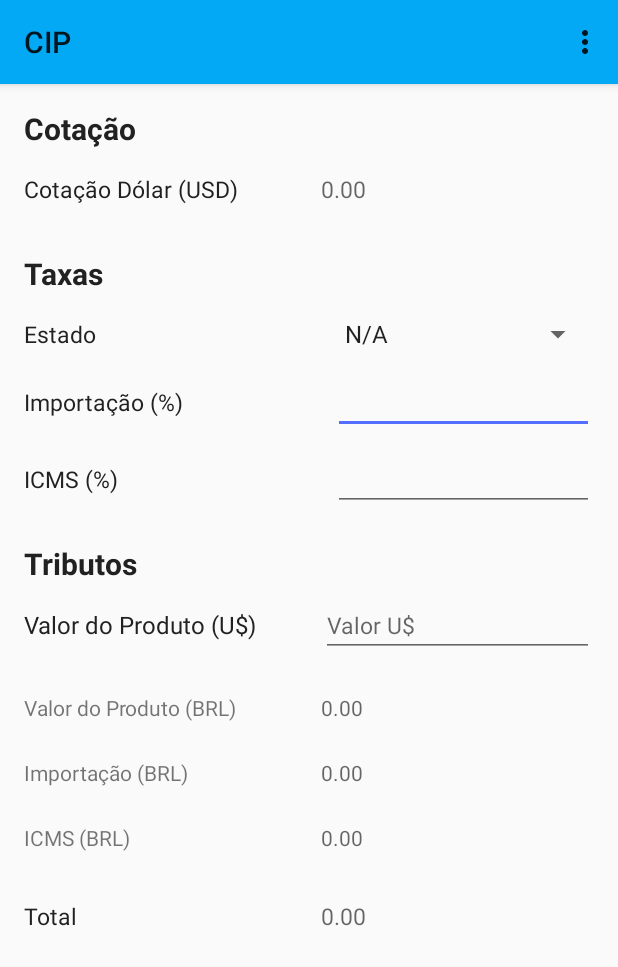
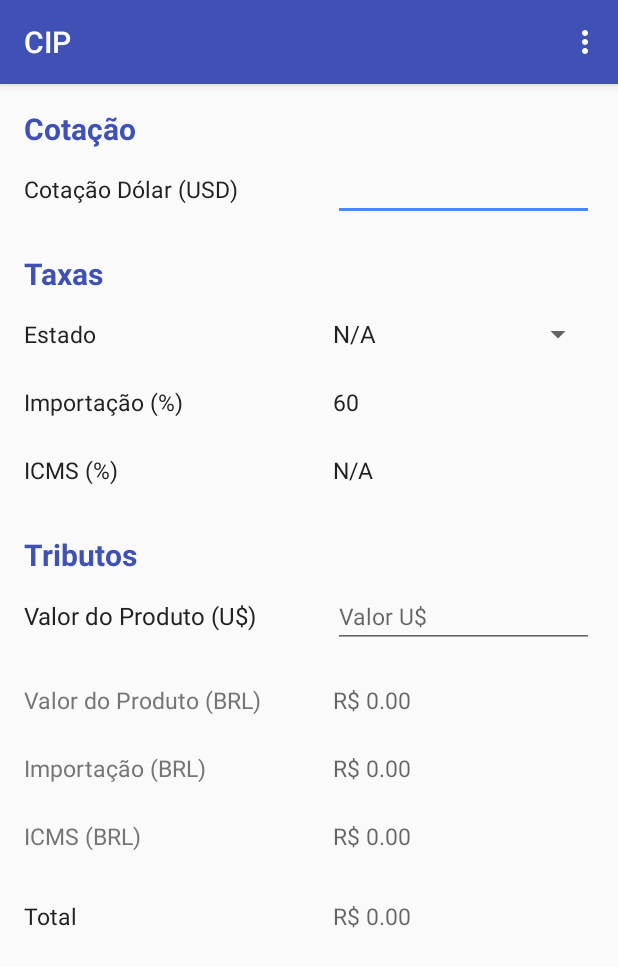
Before and after one commit to Tomahaawk/CIMP, an Android app: the screen it shows after launch (MainActivity), on a phone screen of 412 x 824 dp. Shown: the top 967 px of the screen. Run offline under Robolectric (Android 15) with nearby library versions, the phone set to English and light mode, and no system bars; libraries missing offline, so code that uses them is left out: com.github.rtoshiro.util; 3 statements that could not run were skipped.

Commit message:
Layout 90% pronto

```diff
--- a/app/build.gradle
+++ b/app/build.gradle
@@ -28,5 +28,6 @@ dependencies {
     compile 'com.android.support:appcompat-v7:25.3.1'
     compile 'com.android.support.constraint:constraint-layout:1.0.2'
     compile 'com.android.support:design:25.3.1'
+    compile 'com.github.rtoshiro.mflibrary:mflibrary:1.0.0'
     testCompile 'junit:junit:4.12'
 }
--- a/app/src/main/AndroidManifest.xml
+++ b/app/src/main/AndroidManifest.xml
@@ -11,7 +11,9 @@
         android:roundIcon="@mipmap/ic_launcher_round"
         android:supportsRtl="true"
         android:theme="@style/AppTheme">
-        <activity android:name=".activities.MainActivity">
+        <activity android:name=".activities.MainActivity"
+            android:windowSoftInputMode="stateHidden">
+
             <intent-filter>
                 <action android:name="android.intent.action.MAIN" />
 
--- a/app/src/main/java/com/gohorse/calculadoraimpostoimportacao/activities/MainActivity.java
+++ b/app/src/main/java/com/gohorse/calculadoraimpostoimportacao/activities/MainActivity.java
@@ -1,19 +1,24 @@
 package com.gohorse.calculadoraimpostoimportacao.activities;
 
-import android.graphics.Color;
-import android.support.v7.app.ActionBar;
+import android.content.Context;
 import android.support.v7.app.AppCompatActivity;
 import android.os.Bundle;
 import android.support.v7.widget.Toolbar;
+import android.view.KeyEvent;
 import android.view.Menu;
 import android.view.MenuItem;
+import android.view.MotionEvent;
 import android.view.View;
+import android.view.inputmethod.EditorInfo;
+import android.view.inputmethod.InputMethodManager;
 import android.widget.AdapterView;
 import android.widget.EditText;
 import android.widget.Spinner;
 import android.widget.TextView;
 import android.widget.Toast;
 
+import com.github.rtoshiro.util.format.SimpleMaskFormatter;
+import com.github.rtoshiro.util.format.text.MaskTextWatcher;
 import com.gohorse.calculadoraimpostoimportacao.R;
 import com.gohorse.calculadoraimpostoimportacao.util.JsonRequestHandler;
 import com.gohorse.calculadoraimpostoimportacao.core.Moeda;
@@ -21,27 +26,31 @@ import com.gohorse.calculadoraimpostoimportacao.core.Moeda;
 import org.json.JSONObject;
 
 import java.text.DecimalFormat;
+import java.util.Locale;
 
 public class MainActivity extends AppCompatActivity {
 
     private Toolbar toolbar;
-    private TextView valorCotacao;
     private TextView valorProdutoBrl;
     private TextView valorImportacaoBrl;
     private TextView valorIcmsBrl;
     private TextView valorTotalBrl;
+    private TextView valorIcms;
+    private TextView valorImpostoImportacao;
 
+    private EditText valorCotacao;
     private EditText valorProdutoUsd;
-    private EditText valorIcms;
     private Spinner spinnerEstados;
 
-
-    private JSONObject jsonObject = null;
     private JsonRequestHandler jsonRequestHandler;
 
     private Moeda moeda;
 
-    private static final String URL_STRING = "http://api.promasters.net.br/cotacao/v1/valores";
+    private SimpleMaskFormatter maskFormatter = new SimpleMaskFormatter("N.NN");
+    private MaskTextWatcher maskTextWatcher;
+
+
+    //CRIAR JOBSCHEDULER
 
     @Override
     protected void onCreate(Bundle savedInstanceState) {
@@ -49,13 +58,15 @@ public class MainActivity extends AppCompatActivity {
         setContentView(R.layout.activity_main);
 
         toolbar = (Toolbar) findViewById(R.id.toolbar);
-        valorCotacao = (TextView) findViewById(R.id.valor_cotacao_id);
         valorProdutoBrl = (TextView) findViewById(R.id.tv_valor_prod_brl_id);
         valorImportacaoBrl = (TextView) findViewById(R.id.tv_valor_importacao_id);
         valorIcmsBrl = (TextView) findViewById(R.id.tv_valor_icms_id);
         valorTotalBrl = (TextView) findViewById(R.id.tv_valor_total_id);
+        valorImpostoImportacao = (TextView) findViewById(R.id.tv_imposto_id);
+        valorIcms = (TextView) findViewById(R.id.tv_icms_id);
+
+        valorCotacao = (EditText) findViewById(R.id.et_valor_cotacao_id);
         valorProdutoUsd = (EditText) findViewById(R.id.et_valor_prod_brl_id);
-        valorIcms = (EditText) findViewById(R.id.et_icms_id);
         spinnerEstados = (Spinner) findViewById(R.id.sp_estados_id);
 
         toolbar.setTitle("CIP");
@@ -66,12 +77,9 @@ public class MainActivity extends AppCompatActivity {
             jsonRequestHandler = new JsonRequestHandler();
             moeda = jsonRequestHandler.montarObjeto();
 
-            DecimalFormat numberFormat = new DecimalFormat("#.00");
-            String valorMoeda = numberFormat.format(moeda.getValor());
-            String cotacaoFormatada = "U$" + valorMoeda;
-
-            valorCotacao.setText( cotacaoFormatada );
-
+        } catch (Exception e) {
+            Toast.makeText(getApplicationContext(), "Não foi possível obter o valor da cotação.", Toast.LENGTH_LONG).show();
+        }
 
         spinnerEstados.setOnItemSelectedListener(new AdapterView.OnItemSelectedListener() {
             @Override
@@ -94,14 +102,37 @@ public class MainActivity extends AppCompatActivity {
 
             }
         });
+        spinnerEstados.setOnTouchListener(new View.OnTouchListener() {
+            @Override
+            public boolean onTouch(View v, MotionEvent event) {
+                InputMethodManager imm =(InputMethodManager)getApplicationContext().getSystemService(Context.INPUT_METHOD_SERVICE);
+                imm.hideSoftInputFromWindow(valorCotacao.getWindowToken(), 0);
+                imm.hideSoftInputFromWindow(valorProdutoUsd.getWindowToken(), 0);
+                imm.hideSoftInputFromWindow(valorIcms.getWindowToken(), 0);
+                return false;
+            }
+        });
+
+        maskTextWatcher = new MaskTextWatcher(valorCotacao, maskFormatter);
+        valorCotacao.addTextChangedListener(maskTextWatcher);
+
+        String valorMoeda = String.valueOf( moeda.getValor() );
+        valorCotacao.setText(valorMoeda);
 
 
+        TextView.OnEditorActionListener exampleListener = new TextView.OnEditorActionListener() {
+            @Override
+            public boolean onEditorAction(TextView v, int actionId, KeyEvent event) {
+                if (actionId == EditorInfo.IME_ACTION_DONE || event.getAction() == KeyEvent.ACTION_DOWN || event == null) {
+                    calculaValores();
+                    return false;
+                }
+                return true;
+            }
+        };
+        valorProdutoUsd.setOnEditorActionListener(exampleListener);
 
-        } catch (Exception e) {
-            Toast.makeText(getApplicationContext(), "Não foi possível obter o valor da cotação.", Toast.LENGTH_LONG).show();
-        }
 
-        //CRIAR JOBSCHEDULER
 
     }
 
@@ -126,4 +157,34 @@ public class MainActivity extends AppCompatActivity {
         getMenuInflater().inflate(R.menu.main_menu, menu);
         return super.onCreateOptionsMenu(menu);
     }
+
+    private void calculaValores() {
+
+        double valorCotacaoDolar = Double.parseDouble( valorCotacao.getText().toString() );
+        double icmsEstado = 0;
+
+        if(!valorIcms.getText().toString().equals("N/A")) {
+            icmsEstado = Double.parseDouble(valorIcms.getText().toString()) / 100;
         }
+
+        double produtoUsd = Double.parseDouble( valorProdutoUsd.getText().toString() );
+        double produtoBrl = produtoUsd * valorCotacaoDolar;
+        double importacao = produtoBrl * 0.6;
+        double baseCalculo1 = produtoBrl + importacao;
+        double baseCalculo2 = baseCalculo1 / (1 - icmsEstado);
+        double icms = baseCalculo2 * icmsEstado ;
+        double total = baseCalculo1 + icms;
+
+        String strProdutoBrl = String.format(Locale.US, "R$ %.2f", produtoBrl);
+        String strImportacao = String.format(Locale.US, "R$ %.2f", total);
+        String strIcms = String.format(Locale.US, "R$ %.2f", icms);
+        String strTotal = String.format(Locale.US, "R$ %.2f", total);
+
+        valorProdutoBrl.setText(strProdutoBrl);
+        valorIcmsBrl.setText(strIcms);
+        valorImportacaoBrl.setText(strImportacao);
+        valorTotalBrl.setText(strTotal);
+
+    }
+
+}
--- a/app/src/main/res/layout/activity_main.xml
+++ b/app/src/main/res/layout/activity_main.xml
@@ -14,7 +14,8 @@
         android:layout_height="wrap_content"
         android:background="?attr/colorPrimary"
         android:minHeight="?attr/actionBarSize"
-        android:theme="?attr/actionBarTheme"
+        app:theme="@style/ThemeOverlay.AppCompat.Dark.ActionBar"
+        app:popupTheme="@style/ThemeOverlay.AppCompat.Light"
         android:elevation="4dp"/>
 
     <ScrollView
@@ -25,21 +26,6 @@
         <android.support.constraint.ConstraintLayout
             android:layout_width="match_parent"
             android:layout_height="wrap_content">
-
-            <TextView
-                android:id="@+id/valor_cotacao_id"
-                style="@style/TextViewComum"
-                android:layout_width="0dp"
-                android:layout_height="wrap_content"
-                android:layout_marginEnd="16dp"
-                android:layout_marginLeft="8dp"
-                android:layout_marginRight="16dp"
-                android:layout_marginStart="8dp"
-                android:hint="@string/hint_valor"
-                app:layout_constraintBaseline_toBaselineOf="@+id/textView5"
-                app:layout_constraintHorizontal_bias="0.0"
-                app:layout_constraintLeft_toLeftOf="@+id/guideline"
-                app:layout_constraintRight_toRightOf="parent" />
 
             <TextView
                 android:id="@+id/textView5"
@@ -64,7 +50,7 @@
                 android:orientation="vertical"
                 app:layout_constraintGuide_percent="0.5"
                 tools:layout_editor_absoluteY="81dp"
-                tools:layout_editor_absoluteX="180dp" />
+                tools:layout_editor_absoluteX="206dp" />
 
             <TextView
                 android:id="@+id/textView"
@@ -89,12 +75,13 @@
                 android:layout_width="0dp"
                 android:layout_height="wrap_content"
                 android:layout_marginEnd="16dp"
-                android:layout_marginLeft="8dp"
+                android:layout_marginLeft="16dp"
                 android:layout_marginRight="16dp"
-                android:layout_marginStart="8dp"
+                android:layout_marginStart="16dp"
                 android:ems="10"
                 android:hint="Valor U$"
-                android:inputType="number"
+                android:inputType="numberDecimal"
+                android:maxLength="14"
                 app:layout_constraintBaseline_toBaselineOf="@+id/textView"
                 app:layout_constraintHorizontal_bias="0.0"
                 app:layout_constraintLeft_toLeftOf="@+id/guideline"
@@ -122,7 +109,6 @@
                 android:layout_width="wrap_content"
                 android:layout_height="wrap_content"
                 android:layout_marginLeft="16dp"
-                android:layout_marginRight="0dp"
                 android:layout_marginStart="16dp"
                 android:layout_marginTop="24dp"
                 android:maxLines="2"
@@ -141,7 +127,7 @@
                 android:layout_marginLeft="16dp"
                 android:layout_marginRight="8dp"
                 android:layout_marginStart="16dp"
-                android:layout_marginTop="30dp"
+                android:layout_marginTop="24dp"
                 android:text="@string/icms"
                 app:layout_constraintHorizontal_bias="0.0"
                 app:layout_constraintLeft_toLeftOf="parent"
@@ -180,36 +166,6 @@
                 app:layout_constraintRight_toLeftOf="@+id/guideline"
                 app:layout_constraintTop_toTopOf="parent" />
 
-            <EditText
-                android:id="@+id/et_imposto_id"
-                style="@style/TextViewComum"
-                android:layout_width="0dp"
-                android:layout_height="wrap_content"
-                android:layout_marginEnd="16dp"
-                android:layout_marginRight="16dp"
-                android:layout_marginStart="16dp"
-                android:ems="10"
-                android:inputType="number"
-                app:layout_constraintBaseline_toBaselineOf="@+id/textView4"
-                app:layout_constraintRight_toRightOf="parent"
-                android:layout_marginLeft="16dp"
-                app:layout_constraintLeft_toLeftOf="@+id/guideline" />
-
-            <EditText
-                android:id="@+id/et_icms_id"
-                style="@style/TextViewComum"
-                android:layout_width="0dp"
-                android:layout_height="wrap_content"
-                android:layout_marginEnd="16dp"
-                android:layout_marginRight="16dp"
-                android:layout_marginStart="16dp"
-                android:ems="10"
-                android:inputType="number"
-                app:layout_constraintBaseline_toBaselineOf="@+id/textView8"
-                app:layout_constraintRight_toRightOf="parent"
-                android:layout_marginLeft="16dp"
-                app:layout_constraintLeft_toLeftOf="@+id/guideline" />
-
             <TextView
                 android:id="@+id/textView14"
                 style="@style/TextViewTitulo"
@@ -225,16 +181,17 @@
             <Spinner
                 android:id="@+id/sp_estados_id"
                 android:layout_width="0dp"
-                android:layout_height="22dp"
+                android:layout_height="wrap_content"
                 android:layout_marginEnd="16dp"
                 android:layout_marginRight="16dp"
-                android:layout_marginStart="16dp"
+                android:layout_marginStart="8dp"
                 android:entries="@array/array_estados"
                 android:spinnerMode="dropdown"
                 app:layout_constraintBaseline_toBaselineOf="@+id/textView6"
                 app:layout_constraintRight_toRightOf="parent"
                 android:layout_marginLeft="8dp"
-                app:layout_constraintLeft_toLeftOf="@+id/guideline" />
+                app:layout_constraintLeft_toLeftOf="@+id/guideline"
+                app:layout_constraintHorizontal_bias="0.0" />
 
             <TextView
                 android:id="@+id/textView6"
@@ -254,6 +211,7 @@
 
             <TextView
                 android:id="@+id/textView7"
+                style="@style/TextViewSecundaria"
                 android:layout_width="wrap_content"
                 android:layout_height="wrap_content"
                 android:layout_marginEnd="8dp"
@@ -269,6 +227,7 @@
 
             <TextView
                 android:id="@+id/textView9"
+                style="@style/TextViewSecundaria"
                 android:layout_width="wrap_content"
                 android:layout_height="wrap_content"
                 android:layout_marginEnd="8dp"
@@ -284,13 +243,14 @@
 
             <TextView
                 android:id="@+id/tv_valor_importacao_id"
+                style="@style/TextViewSecundaria"
                 android:layout_width="wrap_content"
                 android:layout_height="wrap_content"
                 android:layout_marginEnd="16dp"
-                android:layout_marginLeft="8dp"
+                android:layout_marginLeft="16dp"
                 android:layout_marginRight="16dp"
-                android:layout_marginStart="8dp"
-                android:hint="@string/hint_valor"
+                android:layout_marginStart="16dp"
+                android:hint="@string/hint_valor_brl"
                 app:layout_constraintBaseline_toBaselineOf="@+id/textView7"
                 app:layout_constraintHorizontal_bias="0.0"
                 app:layout_constraintLeft_toLeftOf="@+id/guideline"
@@ -298,13 +258,14 @@
 
             <TextView
                 android:id="@+id/tv_valor_icms_id"
+                style="@style/TextViewSecundaria"
                 android:layout_width="wrap_content"
                 android:layout_height="wrap_content"
                 android:layout_marginEnd="16dp"
-                android:layout_marginLeft="8dp"
+                android:layout_marginLeft="16dp"
                 android:layout_marginRight="16dp"
-                android:layout_marginStart="8dp"
-                android:hint="@string/hint_valor"
+                android:layout_marginStart="16dp"
+                android:hint="@string/hint_valor_brl"
                 app:layout_constraintBaseline_toBaselineOf="@+id/textView9"
                 app:layout_constraintHorizontal_bias="0.0"
                 app:layout_constraintLeft_toLeftOf="@+id/guideline"
@@ -312,6 +273,7 @@
 
             <TextView
                 android:id="@+id/textView15"
+                style="@style/TextViewSecundaria"
                 android:layout_width="wrap_content"
                 android:layout_height="wrap_content"
                 android:layout_marginLeft="16dp"
@@ -323,17 +285,18 @@
 
             <TextView
                 android:id="@+id/tv_valor_prod_brl_id"
+                style="@style/TextViewSecundaria"
                 android:layout_width="wrap_content"
                 android:layout_height="wrap_content"
-                android:layout_marginLeft="8dp"
-                android:layout_marginRight="8dp"
-                android:hint="@string/hint_valor"
+                android:layout_marginEnd="16dp"
+                android:layout_marginLeft="16dp"
+                android:layout_marginRight="16dp"
+                android:layout_marginStart="16dp"
+                android:hint="@string/hint_valor_brl"
                 app:layout_constraintBaseline_toBaselineOf="@+id/textView15"
                 app:layout_constraintHorizontal_bias="0.0"
                 app:layout_constraintLeft_toLeftOf="@+id/guideline"
-                app:layout_constraintRight_toRightOf="parent"
-                android:layout_marginStart="8dp"
-                android:layout_marginEnd="8dp" />
+                app:layout_constraintRight_toRightOf="parent" />
 
             <TextView
                 android:id="@+id/tv_valor_total_id"
@@ -341,11 +304,52 @@
                 android:layout_width="wrap_content"
                 android:layout_height="wrap_content"
                 android:layout_marginEnd="16dp"
-                android:layout_marginLeft="8dp"
+                android:layout_marginLeft="16dp"
                 android:layout_marginRight="16dp"
-                android:layout_marginStart="8dp"
-                android:hint="@string/hint_valor"
+                android:layout_marginStart="16dp"
+                android:hint="@string/hint_valor_brl"
                 app:layout_constraintBaseline_toBaselineOf="@+id/textView10"
+                app:layout_constraintHorizontal_bias="0.0"
+                app:layout_constraintLeft_toLeftOf="@+id/guideline"
+                app:layout_constraintRight_toRightOf="parent" />
+
+            <EditText
+                android:id="@+id/et_valor_cotacao_id"
+                style="@style/TextViewComum"
+                android:layout_width="0dp"
+                android:layout_height="wrap_content"
+                android:layout_marginEnd="16dp"
+                android:layout_marginLeft="16dp"
+                android:layout_marginRight="16dp"
+                android:layout_marginStart="16dp"
+                android:ems="10"
+                android:inputType="numberDecimal"
+                app:layout_constraintBaseline_toBaselineOf="@+id/textView5"
+                app:layout_constraintHorizontal_bias="0.0"
+                app:layout_constraintLeft_toLeftOf="@+id/guideline"
+                app:layout_constraintRight_toRightOf="parent" />
+
+            <TextView
+                android:id="@+id/tv_imposto_id"
+                style="@style/TextViewComum"
+                android:layout_width="wrap_content"
+                android:layout_height="wrap_content"
+                android:layout_marginLeft="16dp"
+                android:layout_marginRight="16dp"
+                android:text="@string/valor_imposto_importacao"
+                app:layout_constraintBaseline_toBaselineOf="@+id/textView4"
+                app:layout_constraintHorizontal_bias="0.0"
+                app:layout_constraintLeft_toLeftOf="@+id/guideline"
+                app:layout_constraintRight_toRightOf="parent" />
+
+            <TextView
+                android:id="@+id/tv_icms_id"
+                style="@style/TextViewComum"
+                android:layout_width="wrap_content"
+                android:layout_height="wrap_content"
+                android:layout_marginLeft="16dp"
+                android:layout_marginRight="16dp"
+                app:layout_constraintBaseline_toBaselineOf="@+id/textView8"
                 app:layout_constraintHorizontal_bias="0.0"
                 app:layout_constraintLeft_toLeftOf="@+id/guideline"
                 app:layout_constraintRight_toRightOf="parent" />
--- a/app/src/main/res/values/colors.xml
+++ b/app/src/main/res/values/colors.xml
@@ -1,12 +1,13 @@
 <?xml version="1.0" encoding="utf-8"?>
 <resources>
-    <color name="colorPrimary">#03A9F4</color>
-    <color name="colorPrimaryDark">#0288D1</color>
-    <color name="colorAccent">#536DFE</color>
-    <color name="lightPrimary">#B3E5FC</color>
+    <color name="colorPrimary">#3F51B5</color> 500
+    <color name="colorPrimaryDark">#303F9F</color> 700
+    <color name="colorAccent">#448AFF</color> 800
+    <color name="lightPrimary">#C5CAE9</color>
     <color name="textIcons">#FFFFFF</color>
     <color name="primaryText">#212121</color>
     <color name="secondaryText">#757575</color>
     <color name="divider">#BDBDBD</color>
-    <color name="toolbarText">#FFFFFF</color>
+
+    <color name="toolbarColor">#FFFFFF</color>
 </resources>
--- a/app/src/main/res/values/strings.xml
+++ b/app/src/main/res/values/strings.xml
@@ -20,7 +20,8 @@
     <string name="valor_importacao_brl">Importação (BRL)</string>
     <string name="total">Total</string>
 
-    <string name="hint_valor">0.00</string>
+    <string name="hint_valor_brl">R$ 0.00</string>
+    <string name="valor_imposto_importacao">60</string>
 
     <string name="menu_item_sobre">Sobre</string>
     <string name="menu_item_info_dolar">Cotação</string>
--- a/app/src/main/res/values/styles.xml
+++ b/app/src/main/res/values/styles.xml
@@ -7,18 +7,13 @@
         <item name="colorAccent">@color/colorAccent</item>
     </style>
 
-    <style name="custom_toolbar" parent="@style/Widget.AppCompat.Toolbar">
-        <item name="titleTextColor">@color/toolbarText</item>
-    </style>
-
-
     <style name="TextViewComum" >
         <item name="android:textColor">@color/primaryText</item>
         <item name="android:textSize">@dimen/texto_padrao</item>
     </style>
 
     <style name="TextViewTitulo">
-        <item name="android:textColor">@color/primaryText</item>
+        <item name="android:textColor">@color/colorPrimary</item>
         <item name="android:textSize">@dimen/texto_titulo</item>
         <item name="android:textStyle">bold</item>
     </style>
```
Lines whose indentation alone changed are shown as unchanged.
